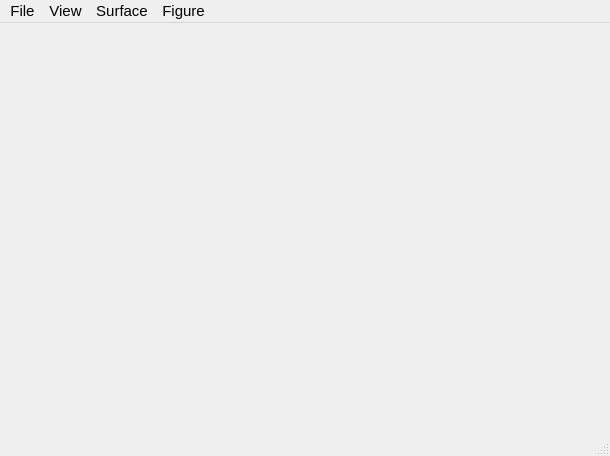
The window that forms/mainwindow.ui (usual-one/3DObjectVisualizer) describes before a commit, drawn with Qt 5.
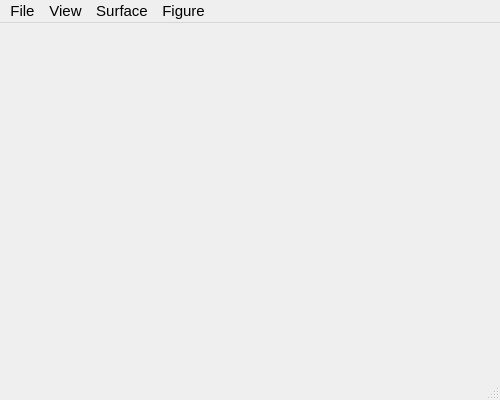
The same window after the commit.

Diff of the .ui file:
```diff
--- a/forms/mainwindow.ui
+++ b/forms/mainwindow.ui
@@ -6,10 +6,16 @@
    <rect>
     <x>0</x>
     <y>0</y>
-    <width>610</width>
-    <height>454</height>
+    <width>500</width>
+    <height>400</height>
    </rect>
   </property>
+  <property name="minimumSize">
+   <size>
+    <width>250</width>
+    <height>200</height>
+   </size>
+  </property>
   <property name="font">
    <font>
     <family>Ubuntu</family>
@@ -40,8 +46,8 @@
      <widget class="QLabel" name="wdg_res">
       <property name="minimumSize">
        <size>
-        <width>600</width>
-        <height>400</height>
+        <width>240</width>
+        <height>146</height>
        </size>
       </property>
       <property name="text">
@@ -57,7 +63,7 @@
     <rect>
      <x>0</x>
      <y>0</y>
-     <width>610</width>
+     <width>500</width>
      <height>22</height>
     </rect>
    </property>
```
